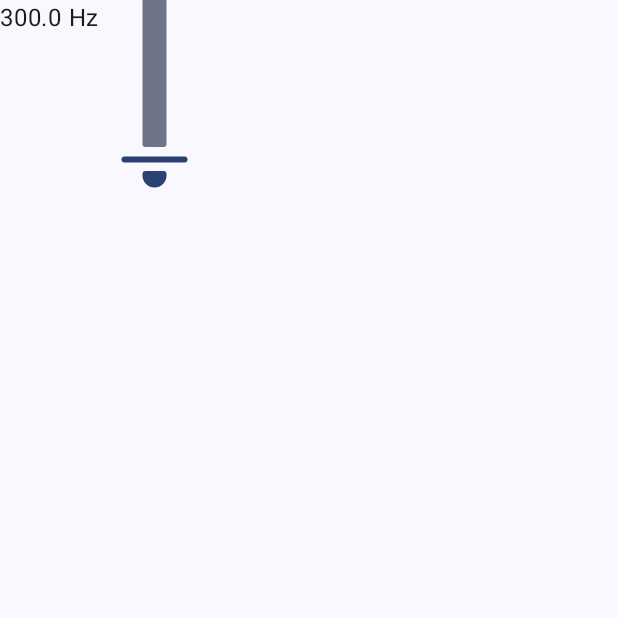
After one commit to UlaRauch/MiniSynth, an Android app built with Jetpack Compose: the composable Frequency shown on its own in the app's theme, on a phone screen of 412 x 824 dp, the top half of it. The commit adds this screen. Run offline under Robolectric (Android 15) with nearby library versions, the phone set to English and light mode, and no system bars.

Commit message:
Add more controls, change design - WIP!

```diff
--- a/app/src/main/java/rauch/ula/minisynth/MainActivity.kt
+++ b/app/src/main/java/rauch/ula/minisynth/MainActivity.kt
@@ -18,7 +18,6 @@ import rauch.ula.minisynth.ui.theme.MiniSynthTheme
 class MainActivity : ComponentActivity() {
     override fun onCreate(savedInstanceState: Bundle?) {
         super.onCreate(savedInstanceState)
-        requestedOrientation = ActivityInfo.SCREEN_ORIENTATION_LANDSCAPE
         enableEdgeToEdge()
         setContent {
             MiniSynthTheme {
--- /dev/null
+++ b/app/src/main/java/rauch/ula/minisynth/ui/panels/Frequency.kt
@@ -0,0 +1,59 @@
+package rauch.ula.minisynth.ui.panels
+
+import androidx.compose.foundation.layout.Arrangement
+import androidx.compose.foundation.layout.Row
+import androidx.compose.foundation.layout.width
+import androidx.compose.material3.Slider
+import androidx.compose.material3.Text
+import androidx.compose.runtime.Composable
+import androidx.compose.runtime.mutableStateOf
+import androidx.compose.runtime.saveable.rememberSaveable
+import androidx.compose.ui.Modifier
+import androidx.compose.ui.draw.rotate
+import androidx.compose.ui.platform.LocalConfiguration
+import androidx.compose.ui.res.stringResource
+import androidx.compose.ui.unit.dp
+import rauch.ula.minisynth.R
+import rauch.ula.minisynth.synth.Constants
+
+@Composable
+fun Frequency(modifier: Modifier = Modifier) {
+    val sliderPosition = rememberSaveable { mutableStateOf(Constants.DEF_FREQUENCY) }
+
+    FrequencyControlContent(
+        modifier = modifier,
+        value = sliderPosition.value,
+        onValueChange = {
+            sliderPosition.value = it
+        },
+        valueRange = Constants.MIN_FREQUENCY ..Constants.MAX_FREQUENCY,
+        frequencyValueLabel = stringResource(
+            R.string.frequency_value,
+            sliderPosition.value)
+    )
+}
+
+@Composable
+private fun FrequencyControlContent(
+    modifier: Modifier,
+    value: Float,
+    onValueChange: (Float) -> Unit,
+    valueRange: ClosedFloatingPointRange<Float>,
+    frequencyValueLabel: String
+) {
+    val screenHeight = LocalConfiguration.current.screenHeightDp
+    val sliderHeight = screenHeight / 4
+
+    Slider(modifier = modifier
+        .width(sliderHeight.dp)
+        .rotate(270f),
+        value = value,
+        onValueChange = onValueChange,
+        valueRange = valueRange)
+    Row(
+        modifier = modifier,
+        horizontalArrangement = Arrangement.Center
+    ) {
+        Text(modifier = modifier, text = frequencyValueLabel)
+    }
+}
--- a/app/src/main/res/values/strings.xml
+++ b/app/src/main/res/values/strings.xml
@@ -4,4 +4,7 @@
     <string name="triangle">Triangle</string>
     <string name="saw">Saw</string>
     <string name="square">Square</string>
+    <string name="play">Play</string>
+    <string name="frequency">Frequency</string>
+    <string name="frequency_value">%.1f Hz</string>
 </resources>
```
Also changed, not shown: app/src/main/java/rauch/ula/minisynth/synth/Constants.kt (added, +11 -0 lines), app/src/main/java/rauch/ula/minisynth/ui/components/Buttons.kt (+10 -0 lines), app/src/main/java/rauch/ula/minisynth/ui/panels/Controls.kt (+15 -29 lines), app/src/main/java/rauch/ula/minisynth/ui/panels/Volume.kt (added, +70 -0 lines), app/src/main/java/rauch/ula/minisynth/ui/panels/WaveShapeSelection.kt (+11 -23 lines), 2 other files.
